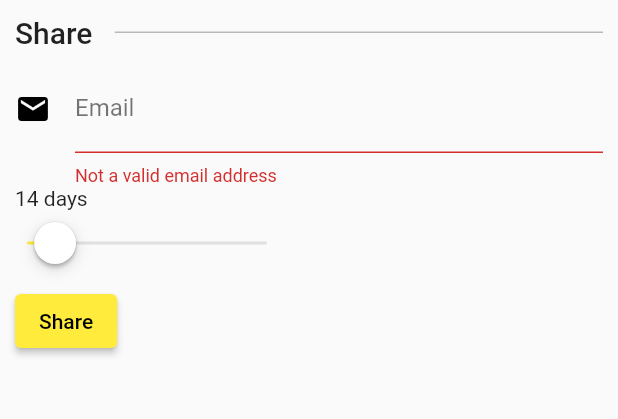
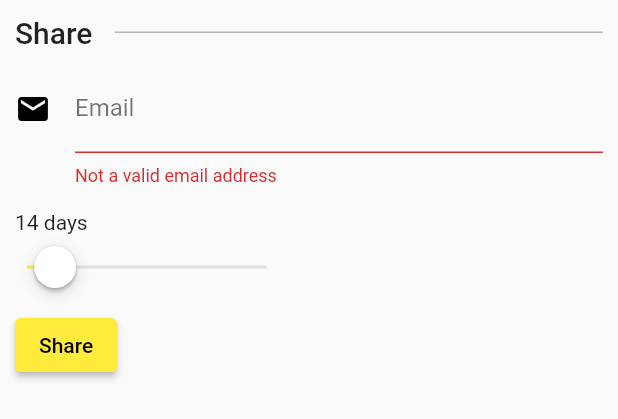
Before and after one commit to mjarkk/vanmoof-web-controller, a Flutter app: the ShareBike widget shown alone on an empty page, opened directly with empty values, on a phone screen of 412 x 824 dp. Shown: the top 419 px of the screen. Run offline on Flutter 3.47's test engine with Material 2 defaults, Android fonts, the phone set to English and light mode, and no system bars; our stand-ins replace dio, email_validator, flutter_blue_plus, flutter_secure_storage, hex, hive and 2 more; missing offline and left inert: animated_fractionally_sized_box, pointycastle; accounts and stored records are empty.

Commit message:
Wrapped days in a SizedBox and added padding.

```diff
--- a/app/lib/widgets/settings/share_settings.dart
+++ b/app/lib/widgets/settings/share_settings.dart
@@ -80,7 +80,13 @@ class _ShareWith extends State<ShareBike> {
                                 : null;
                           },
                         ),
-                        Text("${_duration.round()} days"),
+                        Padding(
+                          padding: const EdgeInsets.only(top: 16.0),
+                          child: SizedBox(
+                            width: double.infinity,
+                            child: Text("${_duration.round()} days"),
+                          ),
+                        ),
                         CupertinoSlider(
                           value: _duration,
                           min: 1.0,
```
